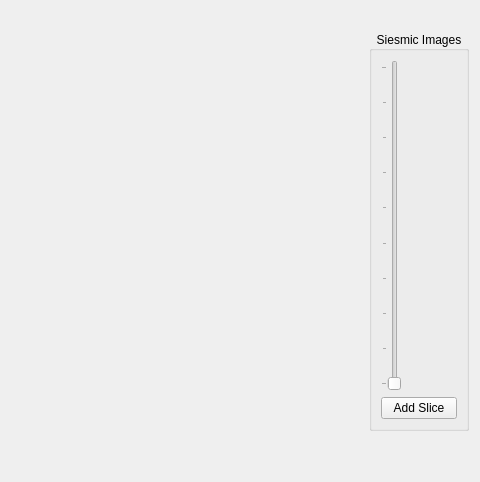
The window that src/Apps/SBIM/View/SeismicWindow.ui (jdms/rrm) describes before a commit, drawn with Qt 5; both pictures show x 288 to 768 and y 135 to 617 of the 768 by 617 pixel window.
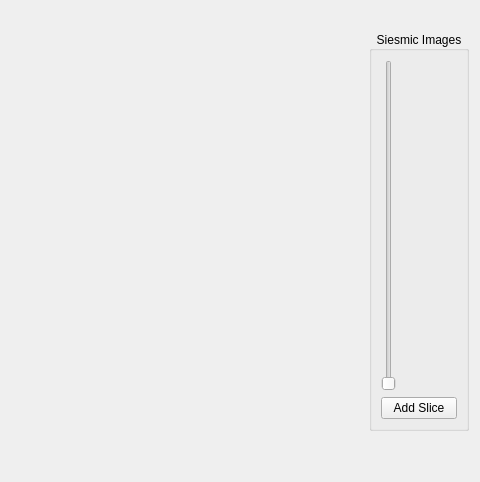
The same window after the commit.

```diff
--- a/src/Apps/SBIM/View/SeismicWindow.ui
+++ b/src/Apps/SBIM/View/SeismicWindow.ui
@@ -179,7 +179,7 @@
            <number>1</number>
           </property>
           <property name="maximum">
-           <number>10</number>
+           <number>290</number>
           </property>
           <property name="tracking">
            <bool>true</bool>
@@ -194,7 +194,7 @@
            <bool>true</bool>
           </property>
           <property name="tickPosition">
-           <enum>QSlider::TicksAbove</enum>
+           <enum>QSlider::NoTicks</enum>
           </property>
           <property name="tickInterval">
            <number>1</number>
```
